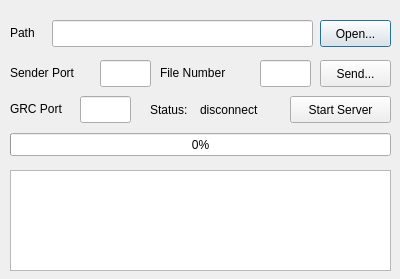
Above: file_send.ui from ArtisticZhao/file_sender_to_GNURadio before the change. Below: the same form after it.
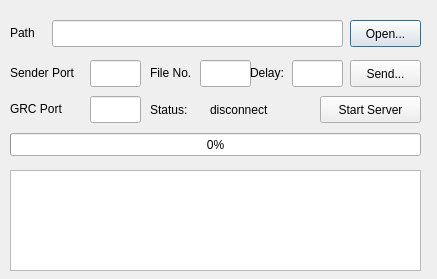
That is the form after the change.

Commit message: 新增delay时间调整接口

Diff of the .ui file:
```diff
--- a/file_send.ui
+++ b/file_send.ui
@@ -6,7 +6,7 @@
    <rect>
     <x>0</x>
     <y>0</y>
-    <width>400</width>
+    <width>437</width>
     <height>279</height>
    </rect>
   </property>
@@ -16,7 +16,7 @@
   <widget class="QPushButton" name="open_file_button">
    <property name="geometry">
     <rect>
-     <x>320</x>
+     <x>350</x>
      <y>20</y>
      <width>71</width>
      <height>27</height>
@@ -31,7 +31,7 @@
     <rect>
      <x>52</x>
      <y>20</y>
-     <width>261</width>
+     <width>291</width>
      <height>27</height>
     </rect>
    </property>
@@ -54,7 +54,7 @@
     <rect>
      <x>10</x>
      <y>170</y>
-     <width>381</width>
+     <width>411</width>
      <height>101</height>
     </rect>
    </property>
@@ -62,7 +62,7 @@
   <widget class="QLineEdit" name="server_port">
    <property name="geometry">
     <rect>
-     <x>80</x>
+     <x>90</x>
      <y>96</y>
      <width>51</width>
      <height>27</height>
@@ -85,7 +85,7 @@
   <widget class="QPushButton" name="server_button">
    <property name="geometry">
     <rect>
-     <x>290</x>
+     <x>320</x>
      <y>96</y>
      <width>101</width>
      <height>27</height>
@@ -111,7 +111,7 @@
   <widget class="QLabel" name="server_status">
    <property name="geometry">
     <rect>
-     <x>200</x>
+     <x>210</x>
      <y>100</y>
      <width>81</width>
      <height>20</height>
@@ -126,7 +126,7 @@
     <rect>
      <x>10</x>
      <y>133</y>
-     <width>381</width>
+     <width>411</width>
      <height>23</height>
     </rect>
    </property>
@@ -140,7 +140,7 @@
   <widget class="QPushButton" name="send_button">
    <property name="geometry">
     <rect>
-     <x>320</x>
+     <x>350</x>
      <y>60</y>
      <width>71</width>
      <height>27</height>
@@ -155,7 +155,7 @@
     <rect>
      <x>10</x>
      <y>64</y>
-     <width>91</width>
+     <width>81</width>
      <height>17</height>
     </rect>
    </property>
@@ -166,7 +166,7 @@
   <widget class="QLineEdit" name="sender_port">
    <property name="geometry">
     <rect>
-     <x>100</x>
+     <x>90</x>
      <y>60</y>
      <width>51</width>
      <height>27</height>
@@ -182,20 +182,49 @@
   <widget class="QLabel" name="label_5">
    <property name="geometry">
     <rect>
-     <x>160</x>
+     <x>150</x>
      <y>64</y>
-     <width>91</width>
+     <width>51</width>
      <height>17</height>
     </rect>
    </property>
    <property name="text">
-    <string>File Number</string>
+    <string>File No.</string>
    </property>
   </widget>
   <widget class="QLineEdit" name="file_num">
    <property name="geometry">
     <rect>
-     <x>260</x>
+     <x>200</x>
+     <y>60</y>
+     <width>51</width>
+     <height>27</height>
+    </rect>
+   </property>
+   <property name="text">
+    <string/>
+   </property>
+   <property name="placeholderText">
+    <string/>
+   </property>
+  </widget>
+  <widget class="QLabel" name="label_6">
+   <property name="geometry">
+    <rect>
+     <x>250</x>
+     <y>64</y>
+     <width>51</width>
+     <height>17</height>
+    </rect>
+   </property>
+   <property name="text">
+    <string>Delay:</string>
+   </property>
+  </widget>
+  <widget class="QLineEdit" name="delay_us">
+   <property name="geometry">
+    <rect>
+     <x>292</x>
      <y>60</y>
      <width>51</width>
      <height>27</height>
```
The commit also changes 4 other files.
